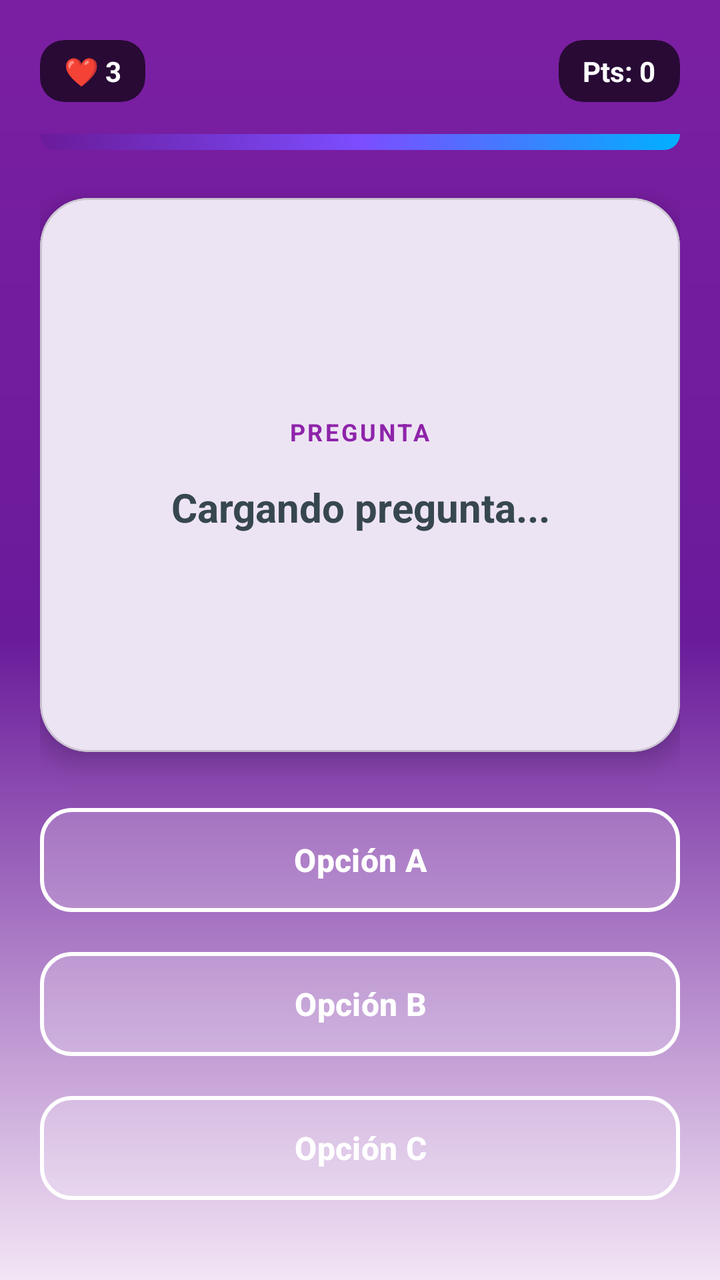
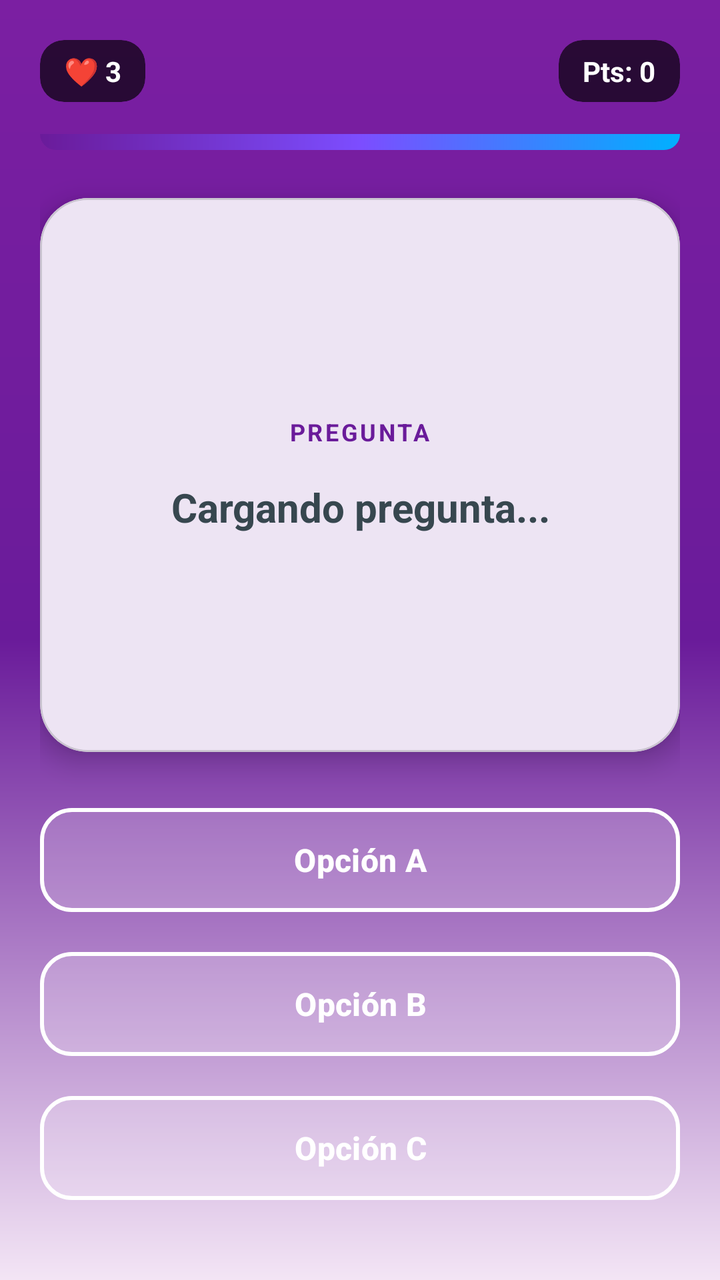

Compare the two renders of this Android layout. The source of the first and the diff that turns it into the second are given below.
<!-- AndroidManifest.xml: activity theme Theme.ReglamentoUpp -->
<!-- res/layout/activity_quiz.xml -->
<?xml version="1.0" encoding="utf-8"?>
<androidx.constraintlayout.widget.ConstraintLayout
    xmlns:android="http://schemas.android.com/apk/res/android"
    xmlns:app="http://schemas.android.com/apk/res-auto"
    xmlns:tools="http://schemas.android.com/tools"
    android:layout_width="match_parent"
    android:layout_height="match_parent"
    android:background="@drawable/game_background"
    android:padding="20dp"
    tools:context=".QuizActivity">

    <LinearLayout
        android:id="@+id/topBar"
        android:layout_width="match_parent"
        android:layout_height="wrap_content"
        android:orientation="horizontal"
        android:gravity="center_vertical"
        app:layout_constraintTop_toTopOf="parent">

        <com.google.android.material.card.MaterialCardView
            android:layout_width="wrap_content"
            android:layout_height="wrap_content"
            app:cardBackgroundColor="#AA000000"
            app:cardCornerRadius="12dp"
            app:strokeWidth="0dp">
            <TextView
                android:id="@+id/tvQuizLives"
                android:layout_width="wrap_content"
                android:layout_height="wrap_content"
                android:text="❤️ 3"
                android:textColor="@color/white"
                android:textStyle="bold"
                android:paddingHorizontal="12dp"
                android:paddingVertical="6dp"/>
        </com.google.android.material.card.MaterialCardView>

        <View android:layout_width="0dp" android:layout_height="0dp" android:layout_weight="1"/>

        <com.google.android.material.card.MaterialCardView
            android:layout_width="wrap_content"
            android:layout_height="wrap_content"
            app:cardBackgroundColor="#AA000000"
            app:cardCornerRadius="12dp"
            app:strokeWidth="0dp">
            <TextView
                android:id="@+id/tvQuizScore"
                android:layout_width="wrap_content"
                android:layout_height="wrap_content"
                android:text="Pts: 0"
                android:textColor="@color/white"
                android:textStyle="bold"
                android:paddingHorizontal="12dp"
                android:paddingVertical="6dp"/>
        </com.google.android.material.card.MaterialCardView>
    </LinearLayout>

    <ProgressBar
        android:id="@+id/quizProgressBar"
        style="@style/Widget.AppCompat.ProgressBar.Horizontal"
        android:layout_width="match_parent"
        android:layout_height="8dp"
        android:layout_marginTop="16dp"
        android:progressDrawable="@drawable/gradient_header"
        android:max="10"
        android:progress="1"
        app:layout_constraintTop_toBottomOf="@id/topBar" />

    <com.google.android.material.card.MaterialCardView
        android:id="@+id/cardQuestion"
        android:layout_width="match_parent"
        android:layout_height="0dp"
        android:layout_marginTop="24dp"
        android:layout_marginBottom="24dp"
        app:cardCornerRadius="24dp"
        app:cardElevation="8dp"
        app:cardBackgroundColor="@color/white"
        app:layout_constraintTop_toBottomOf="@id/quizProgressBar"
        app:layout_constraintBottom_toTopOf="@id/btnQuizOptionA">

        <LinearLayout
            android:layout_width="match_parent"
            android:layout_height="match_parent"
            android:orientation="vertical"
            android:gravity="center"
            android:padding="24dp">

            <TextView
                android:layout_width="wrap_content"
                android:layout_height="wrap_content"
                android:text="PREGUNTA"
                android:textColor="@color/upp_secondary"
                android:letterSpacing="0.1"
                android:textSize="12sp"
                android:textStyle="bold"
                android:layout_marginBottom="16dp"/>

            <TextView
                android:id="@+id/tvQuizQuestion"
                android:layout_width="wrap_content"
                android:layout_height="wrap_content"
                android:text="Cargando pregunta..."
                android:textAlignment="center"
                android:textColor="@color/text_primary"
                android:textSize="20sp"
                android:textStyle="bold"
                android:lineSpacingExtra="4dp"/>
        </LinearLayout>
    </com.google.android.material.card.MaterialCardView>

    <com.google.android.material.button.MaterialButton
        android:id="@+id/btnQuizOptionA"
        style="@style/Widget.Material3.Button.OutlinedButton"
        android:layout_width="match_parent"
        android:layout_height="60dp"
        android:text="Opción A"
        android:textSize="16sp"
        android:textStyle="bold"
        android:textColor="@color/white"
        app:strokeColor="@color/white"
        app:strokeWidth="2dp"
        app:backgroundTint="#33FFFFFF"
        app:cornerRadius="16dp"
        android:layout_marginBottom="12dp"
        app:layout_constraintBottom_toTopOf="@id/btnQuizOptionB"/>

    <com.google.android.material.button.MaterialButton
        android:id="@+id/btnQuizOptionB"
        style="@style/Widget.Material3.Button.OutlinedButton"
        android:layout_width="match_parent"
        android:layout_height="60dp"
        android:text="Opción B"
        android:textSize="16sp"
        android:textStyle="bold"
        android:textColor="@color/white"
        app:strokeColor="@color/white"
        app:strokeWidth="2dp"
        app:backgroundTint="#33FFFFFF"
        app:cornerRadius="16dp"
        android:layout_marginBottom="12dp"
        app:layout_constraintBottom_toTopOf="@id/btnQuizOptionC"/>

    <com.google.android.material.button.MaterialButton
        android:id="@+id/btnQuizOptionC"
        style="@style/Widget.Material3.Button.OutlinedButton"
        android:layout_width="match_parent"
        android:layout_height="60dp"
        android:text="Opción C"
        android:textSize="16sp"
        android:textStyle="bold"
        android:textColor="@color/white"
        app:strokeColor="@color/white"
        app:strokeWidth="2dp"
        app:backgroundTint="#33FFFFFF"
        app:cornerRadius="16dp"
        android:layout_marginBottom="16dp"
        app:layout_constraintBottom_toBottomOf="parent"/>

</androidx.constraintlayout.widget.ConstraintLayout>
<!-- resources referenced by this layout -->
<resources>
  <color name="text_primary">#37474F</color>
  <color name="upp_secondary">#8E24AA</color>
  <color name="white">#FFFFFF</color>
  <!-- drawable game_background (drawable) -->
  <?xml version="1.0" encoding="utf-8"?>
  <shape xmlns:android="http://schemas.android.com/apk/res/android">
      <gradient
          android:angle="270"
          android:startColor="@color/gradient_start"
          android:centerColor="@color/upp_primary"
          android:endColor="@color/app_bg"
          android:endY="0.7"
          android:type="linear" />
  </shape>
  <!-- drawable gradient_header (drawable) -->
  <?xml version="1.0" encoding="utf-8"?>
  <shape xmlns:android="http://schemas.android.com/apk/res/android">
      <gradient
          android:angle="315"
          android:startColor="@color/upp_primary"
          android:centerColor="#7C4DFF"
          android:endColor="#00B0FF"
          android:type="linear" />
      <corners android:bottomLeftRadius="32dp" android:bottomRightRadius="32dp"/>
  </shape>
  <style name="Theme.ReglamentoUpp" parent="Base.Theme.ReglamentoUpp" />
  <color name="gradient_start">#7B1FA2</color>
  <color name="upp_primary">#6A1B9A</color>
  <color name="app_bg">#F3E5F5</color>
  <style name="Base.Theme.ReglamentoUpp" parent="Theme.Material3.DayNight.NoActionBar">
          <item name="colorPrimary">@color/upp_primary</item>
          <item name="colorPrimaryVariant">@color/upp_primary_dark</item>
          <item name="colorOnPrimary">@color/text_light</item>
  
          <item name="colorSecondary">@color/upp_secondary</item>
          <item name="colorOnSecondary">@color/text_light</item>
  
          <item name="android:statusBarColor">@color/upp_primary_dark</item>
          <item name="android:windowLightStatusBar">false</item> <item name="android:colorBackground">@color/app_bg</item>
          <item name="colorSurface">@color/surface_color</item>
      </style>
  <color name="upp_primary_dark">#4A148C</color>
  <color name="text_light">#FFFFFF</color>
  <color name="surface_color">#FFFFFF</color>
</resources>

<!-- the commit's change to res/layout/activity_quiz.xml (unified diff, before → after) -->
@@ -88,7 +88,7 @@
                 android:layout_width="wrap_content"
                 android:layout_height="wrap_content"
                 android:text="PREGUNTA"
-                android:textColor="@color/upp_secondary"
+                android:textColor="@color/upp_primary"
                 android:letterSpacing="0.1"
                 android:textSize="12sp"
                 android:textStyle="bold"
